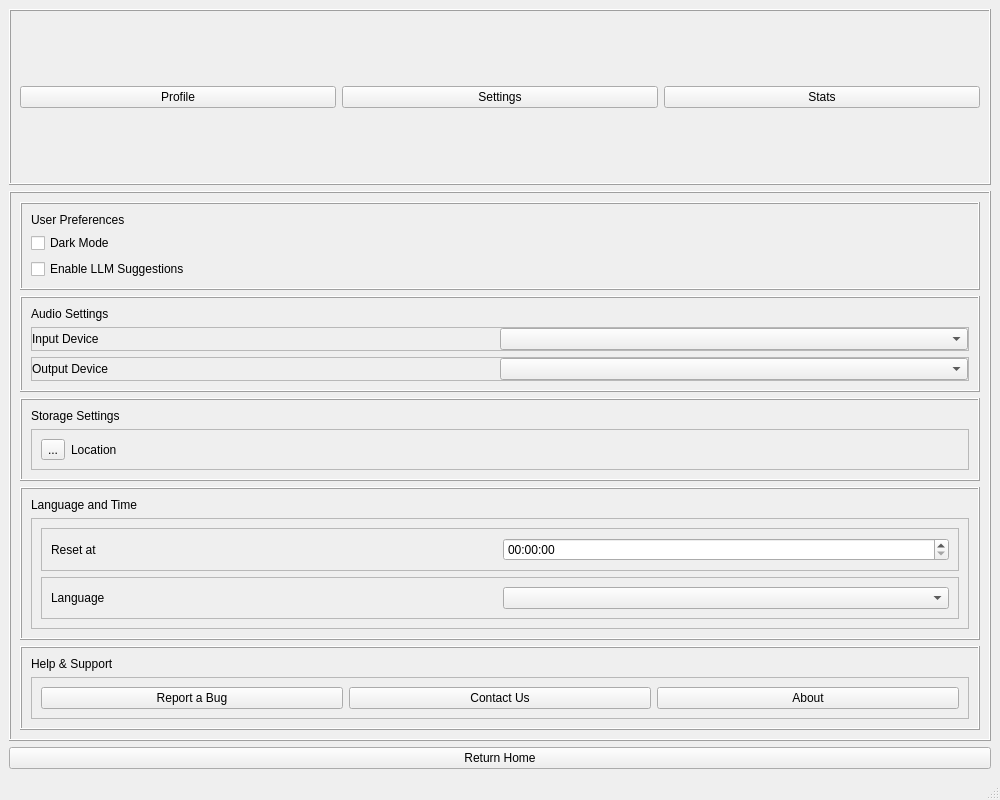
This is qtdesigner/settings_design.ui in Webtamu/shumi as Qt 5 draws it before an edit. The edited form follows.
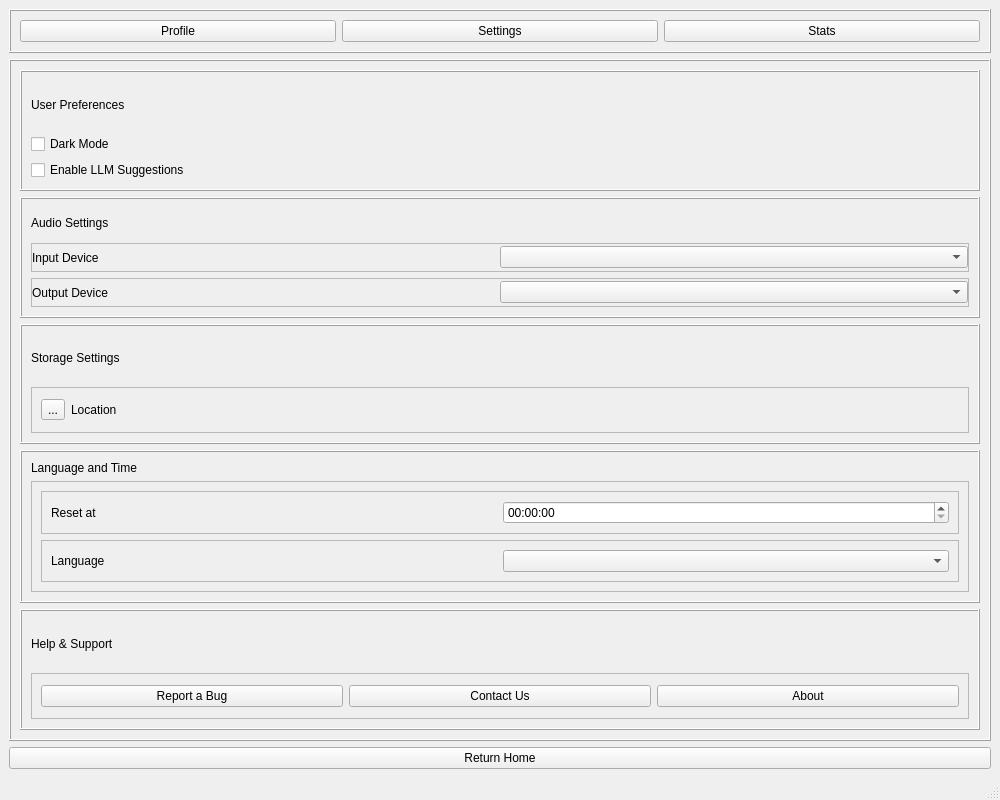
This is the edited form.

Commit message: Adding fixed stretch policy for navigation

The edit to the form file:
```diff
--- a/qtdesigner/settings_design.ui
+++ b/qtdesigner/settings_design.ui
@@ -17,6 +17,12 @@
    <layout class="QVBoxLayout" name="verticalLayout_5">
     <item>
      <widget class="QFrame" name="frame">
+      <property name="sizePolicy">
+       <sizepolicy hsizetype="Preferred" vsizetype="Fixed">
+        <horstretch>0</horstretch>
+        <verstretch>0</verstretch>
+       </sizepolicy>
+      </property>
       <property name="frameShape">
        <enum>QFrame::Box</enum>
       </property>
```
The commit also changes 3 other files.
